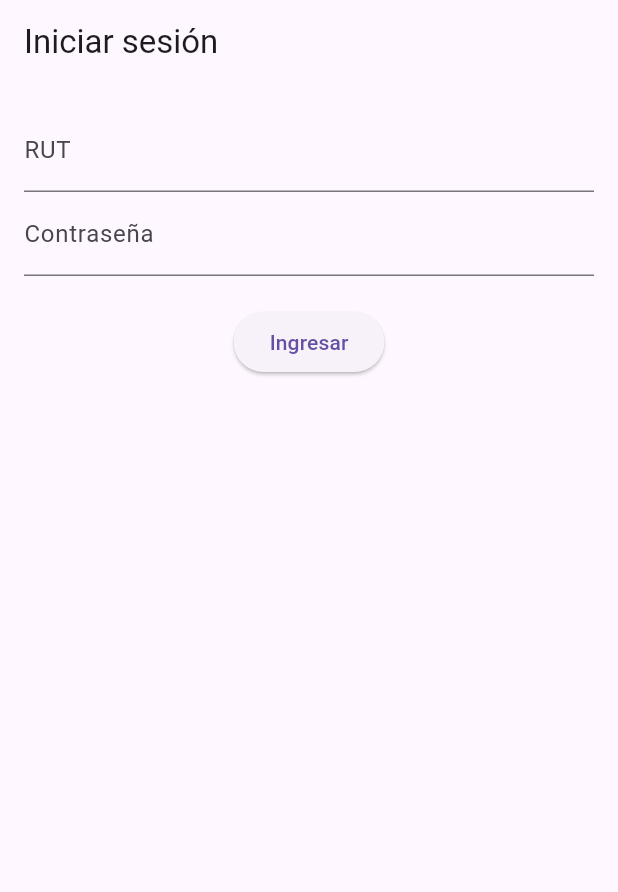
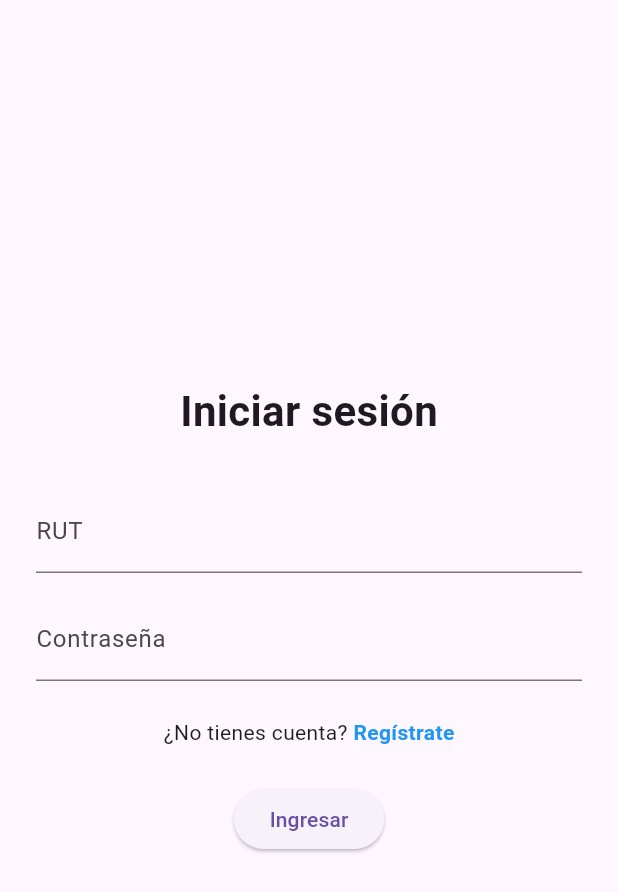
Before and after one commit to Adan-Godoy/Front-banco, a Flutter app: the screen it shows after launch, on a phone screen of 412 x 824 dp. Shown: the top 892 px of the screen. Run offline on Flutter 3.47's test engine with Material 3 defaults, Android fonts, the light colour scheme and no system bars; our stand-ins replace dio, shared_preferences.

Commit message:
Feat: screen register

```diff
--- a/lib/screens/auth/login_screen.dart
+++ b/lib/screens/auth/login_screen.dart
@@ -1,7 +1,8 @@
 // lib/screens/login_screen.dart
 import 'package:flutter/material.dart';
-import '../../services/api_service.dart';
+import 'package:front_sistema_bancario/services/api_service.dart';
 import '../home_screen.dart';
+import '../auth/register_screen.dart';
 
 class LoginScreen extends StatefulWidget {
   const LoginScreen({super.key});
@@ -43,24 +44,52 @@ class _LoginScreenState extends State<LoginScreen> {
   @override
   Widget build(BuildContext context) {
     return Scaffold(
-      appBar: AppBar(title: const Text('Iniciar sesión')),
-      body: Padding(
-        padding: const EdgeInsets.all(16),
+      body: Center(
+        child: SingleChildScrollView(
+          padding: const EdgeInsets.all(24),
           child: Column(
+            mainAxisAlignment: MainAxisAlignment.center,
             children: [
+              const Text(
+                'Iniciar sesión',
+                style: TextStyle(fontSize: 28, fontWeight: FontWeight.bold),
+              ),
+              const SizedBox(height: 32),
               TextField(
                 controller: rutController,
                 decoration: const InputDecoration(labelText: 'RUT'),
               ),
+              const SizedBox(height: 16),
               TextField(
                 controller: passwordController,
                 obscureText: true,
                 decoration: const InputDecoration(labelText: 'Contraseña'),
               ),
-            const SizedBox(height: 20),
+              const SizedBox(height: 24),
+              Row(
+                mainAxisAlignment: MainAxisAlignment.center,
+                children: [
+                  const Text("¿No tienes cuenta? "),
+                  GestureDetector(
+                    onTap: () {
+                      Navigator.push(
+                        context,
+                        MaterialPageRoute(builder: (_) => const RegisterScreen()),
+                      );
+                    },
+                    child: const Text(
+                      "Regístrate",
+                      style: TextStyle(color: Colors.blue, fontWeight: FontWeight.bold),
+                    ),
+                  )
+                ],
+              ),
+              const SizedBox(height: 24),
               ElevatedButton(
                 onPressed: isLoading ? null : login,
-              child: isLoading ? const CircularProgressIndicator() : const Text('Ingresar'),
+                child: isLoading
+                    ? const CircularProgressIndicator()
+                    : const Text('Ingresar'),
               ),
               if (error != null)
                 Padding(
@@ -70,6 +99,7 @@ class _LoginScreenState extends State<LoginScreen> {
             ],
           ),
         ),
+      ),
     );
   }
 }
```
Also changed, not shown: lib/screens/auth/register_screen.dart (added, +108 -0 lines), lib/services/api_service.dart (+15 -0 lines). Lines whose indentation alone changed are shown as unchanged.
